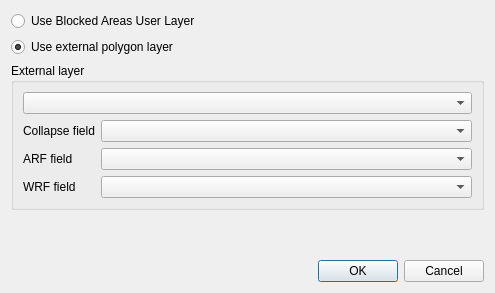
Qt form flo2d/ui/evaluate_blocked_areas.ui (FLO-2DSoftware/qgis-flo-2d-plugin) before a commit.
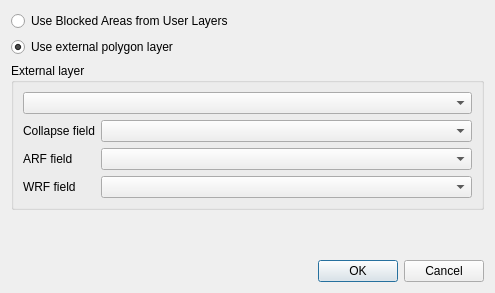
The same form after that commit. Custom widgets are drawn as their Qt base class.

Diff of the .ui file:
```diff
--- a/flo2d/ui/evaluate_blocked_areas.ui
+++ b/flo2d/ui/evaluate_blocked_areas.ui
@@ -30,7 +30,7 @@
       <bool>true</bool>
      </property>
      <property name="text">
-      <string>Use Blocked Areas User Layer</string>
+      <string>Use Blocked Areas from User Layers</string>
      </property>
      <property name="checked">
       <bool>false</bool>
```
